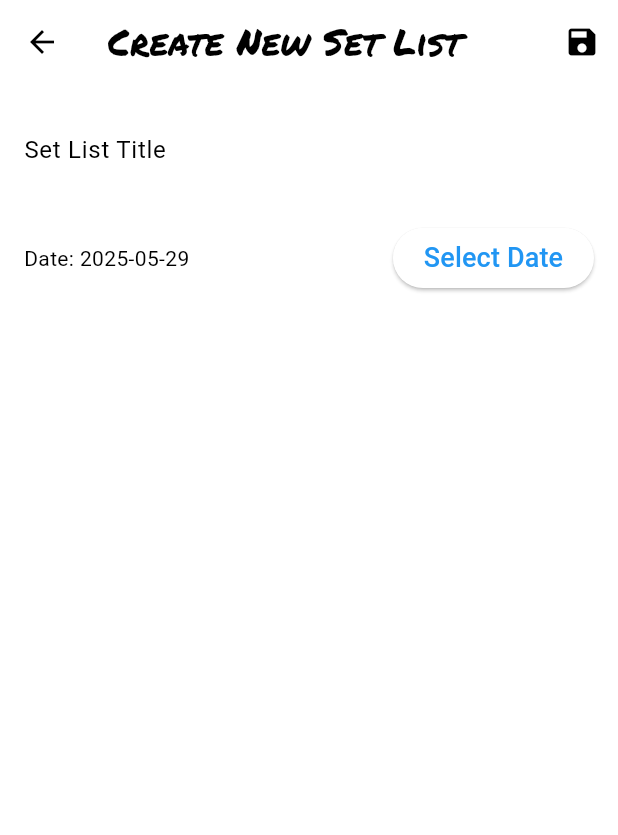
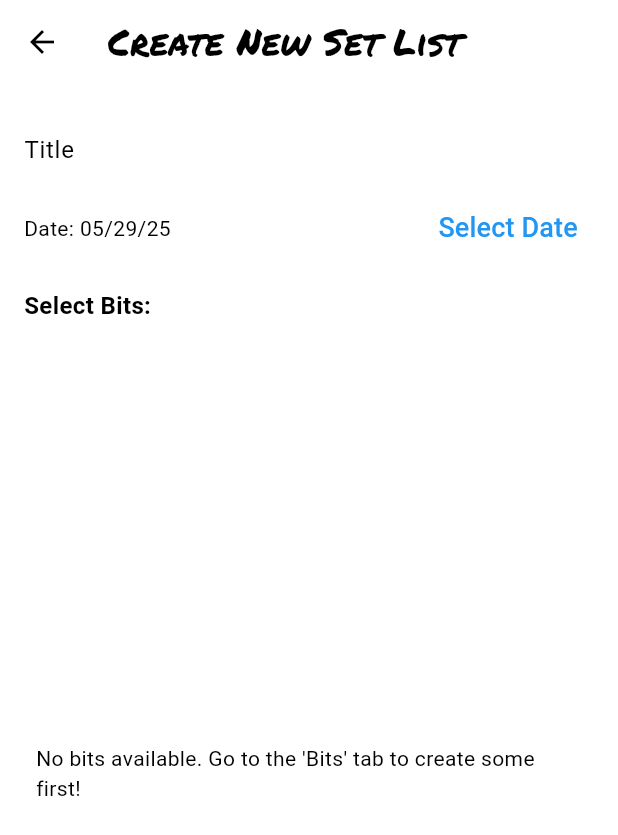
Before and after one commit to AKSystems-mail/JokeBook, a Flutter app: the CreateSetListScreen screen opened directly, on a phone screen of 412 x 824 dp. Shown: the top 835 px of the screen. Run offline on Flutter 3.47's test engine with Material 3 defaults, Android fonts, the phone set to English and light mode, and no system bars; our stand-ins replace cloud_firestore, firebase_auth, firebase_core, firebase_storage, google_sign_in, hive and 6 more; missing offline and left inert: flutter_sound; accounts and stored records are empty.

Commit message:
Bits and SetList have order field added in Firestore

```diff
--- a/lib/providers/bit_provider.dart
+++ b/lib/providers/bit_provider.dart
@@ -8,44 +8,55 @@ import '/services/firestore_service.dart';
 class BitProvider with ChangeNotifier {
   final FirestoreService _firestoreService = FirestoreService();
   List<Bit> _bits = [];
+  bool _isLoading = true; // Added loading state
 
   List<Bit> get bits => _bits;
+  bool get isLoading => _isLoading; // Added isLoading getter
 
   BitProvider() {
     _firestoreService.getBitsStream().listen((bitsFromStream) {
       _bits = bitsFromStream; // This list is now ordered by 'order' from Firestore
+      if (_isLoading) { // Set isLoading to false after the first data load
+        _isLoading = false;
+      }
       notifyListeners();
     }, onError: (error) {
-      print("Error in BitProvider stream listener: $error");
       // Handle error appropriately, e.g., set an error state
+      // You might also want to set _isLoading to false on error
+       if (_isLoading) {
+         _isLoading = false;
+         notifyListeners(); // Notify even on error if loading state changes
+       }
     });
   }
 
   Future<void> addBit(Bit bit) async {
     await _firestoreService.addBit(bit);
-    notifyListeners();
+    // The stream listener will handle adding the bit to the _bits list
+    // notifyListeners(); // No need to notify here, stream will trigger it
   }
 
   Future<void> updateBit(Bit bit) async {
     await _firestoreService.updateBit(bit);
-    final index = _bits.indexWhere((b) => b.id == bit.id);
-    if (index != -1) {
-      _bits[index] = bit;
-      notifyListeners();
-    }
+    // The stream listener will handle updating the bit in the _bits list
+    // final index = _bits.indexWhere((b) => b.id == bit.id);
+    // if (index != -1) {
+    //   _bits[index] = bit;
+    //   notifyListeners(); // No need to notify here, stream will trigger it
+    // }
   }
 
   Future<void> deleteBit(String bitId) async {
     await _firestoreService.deleteBit(bitId);
-    _bits.removeWhere((bit) => bit.id == bitId);
-    notifyListeners();
+    // The stream listener will handle removing the bit from the _bits list
+    // _bits.removeWhere((bit) => bit.id == bitId);
+    // notifyListeners(); // No need to notify here, stream will trigger it
   }
 
   // This is the critical method for reordering
   Future<void> reorderBits(int oldIndex, int newIndexFromListView) async {
     final user = _firestoreService.auth.currentUser;
     if (user == null) {
-      print("Cannot reorder bits: User not authenticated.");
       return;
     }
 
@@ -57,7 +68,6 @@ class BitProvider with ChangeNotifier {
 
     // Boundary checks
     if (oldIndex < 0 || oldIndex >= _bits.length || newActualIndex < 0 || newActualIndex >= _bits.length) {
-      print("Invalid reorder indices: old=$oldIndex, new (target)=$newActualIndex. List length: ${_bits.length}");
       return;
     }
 
@@ -69,7 +79,9 @@ class BitProvider with ChangeNotifier {
     //    and identify which ones actually changed order to minimize batch writes.
     List<Bit> bitsToUpdateInFirestore = [];
     for (int i = 0; i < _bits.length; i++) {
-      if (_bits[i].order != i) { // Check if the current order matches its new index
+      // Check if the current order matches its new index OR if it's one of the moved items
+      // to ensure the order field is always correct after a local move.
+      if (_bits[i].order != i || _bits[i].id == item.id) {
         _bits[i].order = i; // Assign new sequential order
         // If your Bit model's updatedAt is mutable and should be updated on reorder:
         // _bits[i].updatedAt = Timestamp.now();
@@ -78,11 +90,12 @@ class BitProvider with ChangeNotifier {
     }
     notifyListeners(); // Update UI with locally reordered list (orders are now 0, 1, 2...)
 
+
     // 4. Persist the new order to Firestore using a batch write
-    if (bitsToUpdateInFirestore.isEmpty) {
-        print("No order change needed for Firestore batch update.");
-        return; // No actual order values changed, skip batch
-    }
+    //    Only write if there are actual changes to the 'order' field or updatedAt.
+     if (bitsToUpdateInFirestore.isEmpty) {
+         return; // No actual order values changed, skip batch
+     }
 
     WriteBatch batch = _firestoreService.db.batch();
     for (final bitToUpdate in bitsToUpdateInFirestore) {
@@ -93,24 +106,28 @@ class BitProvider with ChangeNotifier {
           .doc(bitToUpdate.id);
       // Only include 'updatedAt' if it's part of your Bit model and should change on reorder
       batch.update(bitRef, {'order': bitToUpdate.order /*, 'updatedAt': bitToUpdate.updatedAt */});
-      print("Batch: Update bit ${bitToUpdate.id} to order ${bitToUpdate.order}");
     }
 
     try {
       await batch.commit();
-      print("Successfully persisted reordered bits to Firestore for ${bitsToUpdateInFirestore.length} items.");
       // The stream listener for getBitsStream will eventually reflect this authoritative state.
+      // No explicit notifyListeners() needed after commit because the stream triggers it.
     } catch (e) {
-      print("Failed to persist bit order to Firestore: $e");
-      // Revert local changes or re-fetch to ensure consistency.
-      // For simplicity, we'll rely on the stream to correct, but this could cause temporary UI flicker.
-      // A more robust error handling would involve re-fetching or reverting the local _bits list.
-      // For now, the stream will eventually bring the correct state.
-      // Consider re-fetching if an error occurs to ensure UI consistency:
+      // Revert local changes or re-fetch to ensure consistency if batch commit fails.
+      // Re-fetching is generally safer to get the authoritative state.
+      // For simplicity, we'll rely on the stream to eventually correct,
+      // but this could cause temporary UI flicker or incorrect order if the stream lags or fails.
+      // A more robust error handling would involve actively reverting the local _bits list
+      // or attempting a re-fetch immediately on error.
+      // Example simple re-fetch on error:
       // _firestoreService.getBitsStream().first.then((correctedBits) {
       //   _bits = correctedBits;
       //   notifyListeners();
+      // }).catchError((_) {
+      //   // Handle re-fetch error
       // });
+
+      // Consider setting an error state here as well
       throw e; // Propagate error
     }
   }
--- a/lib/screens/create_set_list_screen.dart
+++ b/lib/screens/create_set_list_screen.dart
@@ -1,7 +1,12 @@
+// lib/screens/create_set_list_screen.dart
+
 import 'package:flutter/material.dart';
 import 'package:provider/provider.dart';
 import '/providers/set_list_provider.dart';
-// Import other necessary files like your BitProvider if used for selecting bits
+import '/providers/bit_provider.dart';
+import '/models/bit.dart';
+import 'package:intl/intl.dart';
+import '/providers/settings_provider.dart';
 
 class CreateSetListScreen extends StatefulWidget {
   const CreateSetListScreen({super.key});
@@ -14,7 +19,7 @@ class _CreateSetListScreenState extends State<CreateSetListScreen> {
   final _formKey = GlobalKey<FormState>();
   final _titleController = TextEditingController();
   DateTime _selectedDate = DateTime.now();
-  List<String> _selectedBitIds = []; // Populate this list based on user selection
+  final List<String> _selectedBitIds = [];
 
   @override
   void dispose() {
@@ -22,32 +27,7 @@ class _CreateSetListScreenState extends State<CreateSetListScreen> {
     super.dispose();
   }
 
-  Future<void> _saveSetList() async {
-    if (_formKey.currentState?.validate() ?? false) {
-      try {
-        await Provider.of<SetListProvider>(context, listen: false).addSetList(
-          _titleController.text,
-          _selectedDate,
-          _selectedBitIds, // Use the bits selected on this screen
-        );
-        if (mounted) {
-          ScaffoldMessenger.of(context).showSnackBar(
-            const SnackBar(content: Text('Setlist saved!')),
-          );
-          Navigator.of(context).pop(); // Go back after saving
-        }
-      } catch (e) {
-        if (mounted) {
-          ScaffoldMessenger.of(context).showSnackBar(
-            SnackBar(content: Text('Failed to save setlist: $e')),
-          );
-        }
-      }
-    }
-  }
-
-  // Example method to pick date
-  Future<void> _pickDate() async {
+  Future<void> _selectDate(BuildContext context) async {
     final DateTime? picked = await showDatePicker(
       context: context,
       initialDate: _selectedDate,
@@ -61,78 +41,52 @@ class _CreateSetListScreenState extends State<CreateSetListScreen> {
     }
   }
 
-  // Example: You would have UI elements to populate _selectedBitIds
-  // For instance, a button that opens a dialog to select bits from BitProvider.
-  // void _selectBits() async {
-  //   final List<String>? result = await showDialog<List<String>>(
-  //     context: context,
-  //     builder: (context) => BitSelectionDialog(), // Your custom dialog
-  //   );
-  //   if (result != null) {
-  //     setState(() {
-  //       _selectedBitIds = result;
-  //     });
-  //   }
-  // }
-
-
   @override
   Widget build(BuildContext context) {
-    // final bitProvider = Provider.of<BitProvider>(context); // If needed for bit selection UI
+    // Get settingsProvider once for AppBar color, listen: false if not reacting to its changes in this build.
+    // If settingsProvider can change and AppBar color needs to react, keep listen: true or use Consumer.
+    final settingsProvider = Provider.of<SettingsProvider>(context, listen: false);
 
     return WillPopScope(
       onWillPop: () async {
-        // This is called when the user presses the back button or an OS back gesture.
-        // You might want to prompt the user if they want to save changes or discard.
-        // For simplicity here, we'll attempt to save if valid.
-        // If there's unsaved data, you might show a confirmation dialog.
-
-        if (_formKey.currentState?.validate() ?? false) {
-          // If the form is valid, you could auto-save, or prompt.
-          // The snippet you provided had two save attempts. We only need one correct one.
-          // Let's assume for onWillPop, if valid, we save.
-          // If you want different behavior (e.g., prompt "Save changes?"), implement that here.
-
-          // The problematic block was:
-          // final newSetList = SetList(id: ..., title: ..., order: newOrder, ...);
-          // await SetListProvider.addSetList(newSetList); // Incorrect static call & args
-          // AND
-          // await Provider.of<SetListProvider>(context, listen: false).addSetList(
-          //   _titleController.text,
-          //   _selectedDate,
-          //   [], // This used an empty list for bits
-          // );
-
-          // We will use ONE correct call.
-          // If onWillPop should save the selected bits:
-          await Provider.of<SetListProvider>(context, listen: false).addSetList(
-            _titleController.text,
-            _selectedDate,
-            _selectedBitIds, // Use the currently selected bits
-          );
-          // No need for another addSetList call.
+        // Save the set list on back button press
+        if (_formKey.currentState?.validate() ?? false) { // Use null-safe validate
+          // Call SetListProvider's addSetList with the correct arguments
+          // Your SetListProvider.addSetList expects:
+          // Future<void> addSetList(String title, DateTime date, List<String> bitIds)
+          try {
+            await Provider.of<SetListProvider>(context, listen: false).addSetList(
+              _titleController.text,
+              _selectedDate,
+              _selectedBitIds, // Pass the list of selected bit IDs
+            );
+          } catch (e) {
+            // Handle or log error if saving on back press fails
+            debugPrint("Error saving setlist onWillPop: $e");
+            if (mounted) {
+              ScaffoldMessenger.of(context).showSnackBar(
+                SnackBar(content: Text('Failed to auto-save setlist: $e')),
+              );
+            }
+          }
         }
-        return true; // Allow the pop to happen. Return false to prevent popping.
+        return true;
       },
       child: Scaffold(
         appBar: AppBar(
+          backgroundColor: settingsProvider.backgroundColor,
           title: const Text('Create New Set List'),
-          actions: [
-            IconButton(
-              icon: const Icon(Icons.save),
-              onPressed: _saveSetList, // Call the save function
-            ),
-          ],
         ),
         body: Padding(
           padding: const EdgeInsets.all(16.0),
           child: Form(
             key: _formKey,
-            child: ListView( // Use ListView for potentially long forms
-              children: <Widget>[
+            child: Column(
+              children: [
                 TextFormField(
                   controller: _titleController,
-                  decoration: const InputDecoration(labelText: 'Set List Title'),
+                  decoration: const InputDecoration(labelText: 'Title'),
+                  textCapitalization: TextCapitalization.sentences,
                   validator: (value) {
                     if (value == null || value.isEmpty) {
                       return 'Please enter a title';
@@ -140,26 +94,64 @@ class _CreateSetListScreenState extends State<CreateSetListScreen> {
                     return null;
                   },
                 ),
-                const SizedBox(height: 20),
                 Row(
+                  mainAxisAlignment: MainAxisAlignment.spaceBetween, // Added for better spacing
                   children: [
-                    Expanded(
-                      child: Text(
-                          "Date: ${_selectedDate.toLocal().toString().split(' ')[0]}"),
-                    ),
-                    ElevatedButton(
-                      onPressed: _pickDate,
-                      child: const Text("Select Date"),
+                    // Expanded to prevent overflow if date string is long
+                    Expanded(child: Text("Date: ${DateFormat('MM/dd/yy').format(_selectedDate)}")),
+                    TextButton(
+                      onPressed: () => _selectDate(context),
+                      child: const Text('Select Date'),
                     ),
                   ],
                 ),
-                const SizedBox(height: 20),
-                // Placeholder for Bit Selection UI
-                // You'll need to implement UI to select bits and populate _selectedBitIds
-                // For example:
-                // ElevatedButton(onPressed: _selectBits, child: Text("Select Bits")),
-                // Text("Selected Bit IDs: ${_selectedBitIds.join(', ')}"),
-                // ... your UI for selecting bits ...
+                const SizedBox(height: 16),
+                const Align( // Align text to the left
+                  alignment: Alignment.centerLeft,
+                  child: Text("Select Bits:",
+                      style: TextStyle(fontSize: 16, fontWeight: FontWeight.bold)),
+                ),
+                const SizedBox(height: 8), // Added some space
+                Expanded(
+                  child: Consumer<BitProvider>(
+                    builder: (context, bitProvider, child) {
+                      if (bitProvider.isLoading) {
+                        return const Center(child: CircularProgressIndicator());
+                      }
+                      if (bitProvider.bits.isEmpty) {
+                        return const Center(
+                            child: Padding( // Added padding for better text display
+                              padding: EdgeInsets.all(8.0),
+                              child: Text(
+                                "No bits available. Go to the 'Bits' tab to create some first!",
+                                textAlign: TextAlign.left,
+                              ),
+                            ));
+                      }
+                      return ListView.builder(
+                        itemCount: bitProvider.bits.length,
+                        itemBuilder: (context, index) {
+                          final Bit bit = bitProvider.bits[index];
+                          return CheckboxListTile(
+                            title: Text(bit.title),
+                            value: _selectedBitIds.contains(bit.id),
+                            onChanged: (bool? newValue) {
+                              setState(() {
+                                if (newValue == true) {
+                                  if (!_selectedBitIds.contains(bit.id)) {
+                                     _selectedBitIds.add(bit.id);
+                                  }
+                                } else {
+                                  _selectedBitIds.remove(bit.id);
+                                }
+                              });
+                            },
+                          );
+                        },
+                      );
+                    },
+                  ),
+                ),
               ],
             ),
           ),
--- a/lib/services/firestore_service.dart
+++ b/lib/services/firestore_service.dart
@@ -92,8 +92,8 @@ class FirestoreService {
     return _db
         .collection('users')
         .doc(userId)
-        .collection('setLists') // Lowercase 'l' - ensure consistency
-        .orderBy('order', descending: true)
+        .collection('setLists')
+        .orderBy('order', descending: false)
         .snapshots()
         .map((snapshot) {
       _log.fine('Received ${snapshot.docs.length} set lists from Firestore');
--- a/pubspec.yaml
+++ b/pubspec.yaml
@@ -54,7 +54,6 @@ dependencies:
   record: ^5.2.0
   provider: ^6.1.1
   intl: ^0.20.1
-
   uuid: ^4.4.0
 dev_dependencies:
   dwds: ^24.2.0
```
Also changed, not shown: lib/screens/home_screen.dart (+2 -6 lines), 133 other files.
